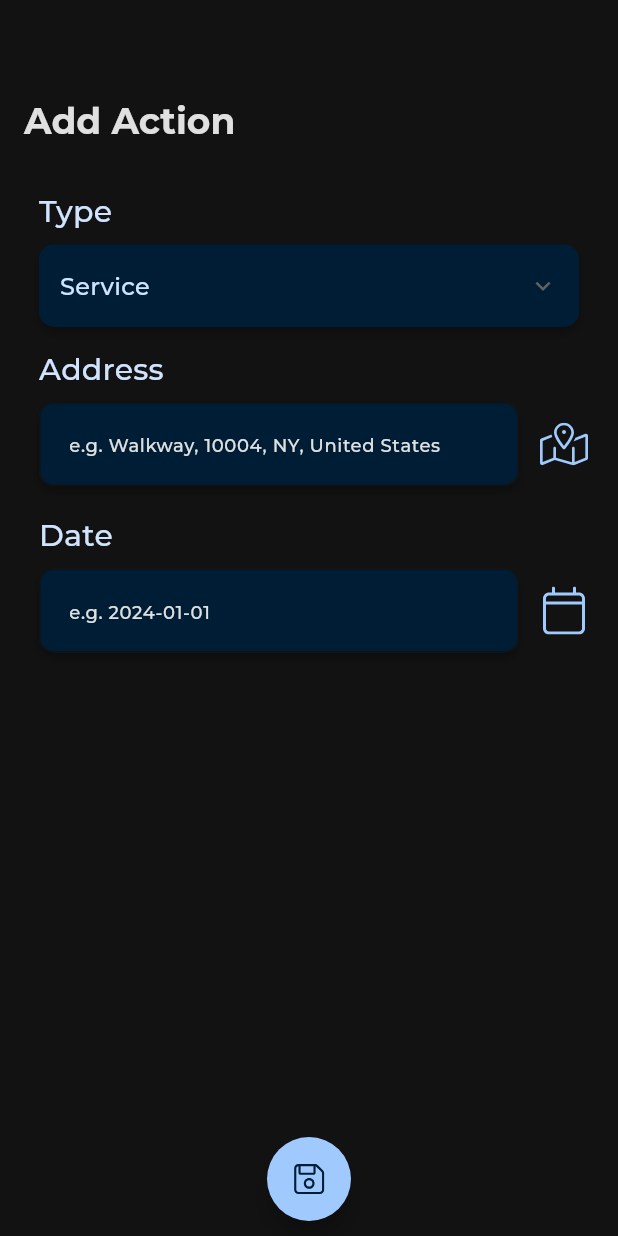
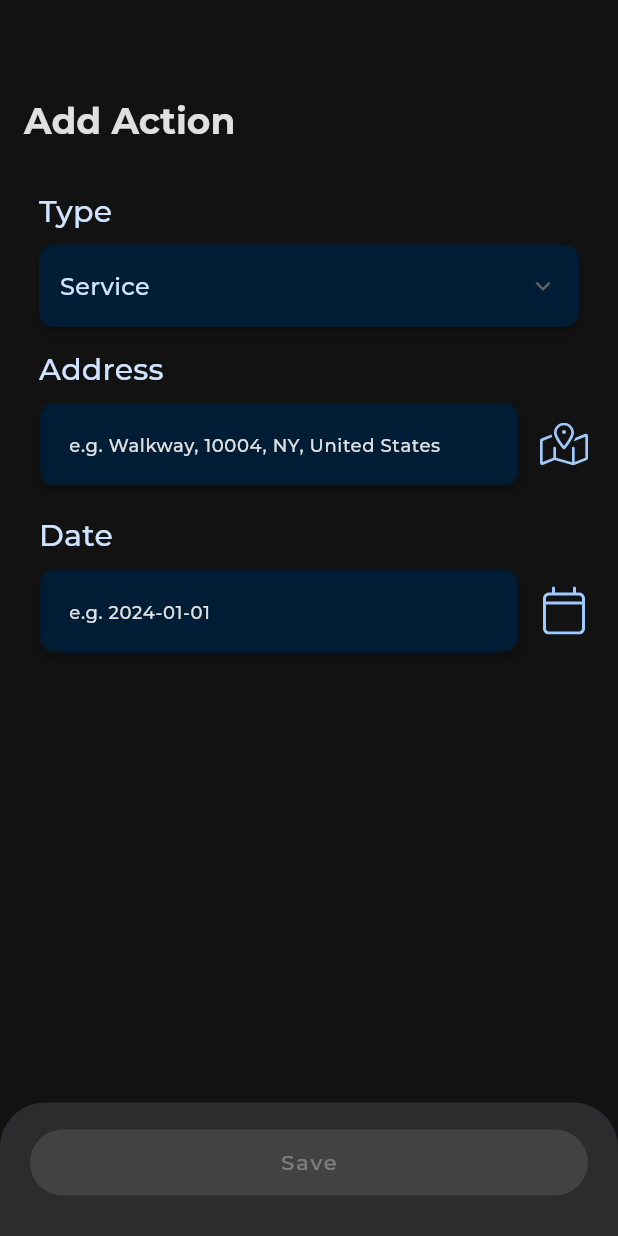
Before and after one commit to LynxLynxx/Carlog, a Flutter app: the ActionView widget shown alone on an empty page, opened directly, on a phone screen of 412 x 824 dp. Run offline on Flutter 3.47's test engine with Material 3 defaults, Android fonts, the phone set to English and light mode, and no system bars; drawn by our look-alikes of dropdown_button2; our stand-ins replace auto_size_text, bloc, cloud_firestore, connectivity_plus, dartz, dots_indicator and 19 more; missing offline and left inert: animated_snack_bar, star_menu; accounts and stored records are empty; generated files the repository leaves out were written again; project files that could hold a hidden picture were left out.

Commit message:
change save buttons

```diff
--- a/lib/features/dashboard_features/cars/presentation/bloc/manage_action/manage_action_bloc.dart
+++ b/lib/features/dashboard_features/cars/presentation/bloc/manage_action/manage_action_bloc.dart
@@ -118,6 +118,7 @@ class ManageActionBloc extends Bloc<ManageActionEvent, ManageActionState> {
 
   _onSubmitActionEvent(
       _SubmitActionEvent event, Emitter<ManageActionState> emit) async {
+    emit(state.copyWith(status: FormzSubmissionStatus.inProgress));
     final result = await _carRepository.addCarActionsByCarId(
       carFirebaseEntity!.carId,
       CarActionEntity(
--- a/lib/features/dashboard_features/home/presentation/pages/action_page.dart
+++ b/lib/features/dashboard_features/home/presentation/pages/action_page.dart
@@ -1,8 +1,6 @@
 import 'package:carlog/core/constants/formats.dart';
-import 'package:carlog/core/constants/images.dart';
 import 'package:carlog/core/constants/paddings.dart';
 import 'package:carlog/core/di/injectable_config.dart';
-import 'package:carlog/core/extensions/styles_extenstion.dart';
 import 'package:carlog/features/dashboard_features/cars/presentation/bloc/action/action_bloc.dart';
 import 'package:carlog/features/dashboard_features/cars/presentation/bloc/manage_action/manage_action_bloc.dart';
 import 'package:carlog/features/dashboard_features/home/presentation/widgets/action/address_picker_widget.dart';
@@ -10,10 +8,11 @@ import 'package:carlog/features/dashboard_features/home/presentation/widgets/act
 import 'package:carlog/features/dashboard_features/home/presentation/widgets/action/date_picker_widget.dart';
 import 'package:carlog/features/other_features/user_app/presentation/bloc/user_app_bloc.dart';
 import 'package:carlog/generated/l10n.dart';
+import 'package:carlog/shared/widgets/carlog_bottom_button_widget.dart';
 import 'package:carlog/shared/widgets/carlog_scaffold.dart';
 import 'package:flutter/material.dart';
 import 'package:flutter_bloc/flutter_bloc.dart';
-import 'package:flutter_svg/svg.dart';
+import 'package:formz/formz.dart';
 import 'package:go_router/go_router.dart';
 
 class ActionPage extends StatelessWidget {
@@ -38,10 +37,8 @@ class ActionView extends StatefulWidget {
 }
 
 class _ActionViewState extends State<ActionView> {
-  final List<TextEditingController> textEditingControllerList = [
-    TextEditingController(),
-    TextEditingController(),
-  ];
+  final addressEditingController = TextEditingController();
+  final dateEditingController = TextEditingController();
 
   @override
   Widget build(BuildContext context) {
@@ -51,8 +48,8 @@ class _ActionViewState extends State<ActionView> {
         title: S.of(context).addAction,
         body: BlocConsumer<ManageActionBloc, ManageActionState>(
           listener: (context, state) {
-            textEditingControllerList[0].text = state.address.value;
-            textEditingControllerList[1].text =
+            addressEditingController.text = state.address.value;
+            dateEditingController.text =
                 state.date != null ? FormatsK.yyyyMMdd.format(state.date!) : "";
           },
           builder: (context, state) {
@@ -67,13 +64,13 @@ class _ActionViewState extends State<ActionView> {
                         height: 10,
                       ),
                       AddressPickerWidget(
-                          textEditingController: textEditingControllerList[0],
+                          textEditingController: addressEditingController,
                           state: state),
                       const SizedBox(
                         height: 10,
                       ),
                       DatePickerWidget(
-                          textEditingController: textEditingControllerList[1],
+                          textEditingController: dateEditingController,
                           state: state),
                     ],
                   ),
@@ -82,33 +79,27 @@ class _ActionViewState extends State<ActionView> {
             );
           },
         ),
-        floatingActionButtonLocation: FloatingActionButtonLocation.centerDocked,
-        floatingActionButton:
-            BlocSelector<ManageActionBloc, ManageActionState, bool>(
+        bottomWidget: BlocSelector<ManageActionBloc, ManageActionState, bool>(
           selector: (state) {
-            return state.address.value.isNotEmpty &&
-                state.latitude.value.isNotEmpty &&
-                state.longitude.value.isNotEmpty;
+            return state.status.isInProgress;
           },
           builder: (context, state) {
-            return Padding(
-              padding: PaddingsK.v10,
-              child: FloatingActionButton(
-                onPressed: () {
-                  context
-                      .read<ManageActionBloc>()
-                      .add(const ManageActionEvent.submitActionEvent());
-                  context.pop();
-                },
-                shape:
-                    RoundedRectangleBorder(borderRadius: PaddingsK.circular30),
-                backgroundColor: context.primaryColor,
-                child: SvgPicture.asset(
-                  ImagesK.save,
-                  colorFilter:
-                      ColorFilter.mode(context.onPrimary, BlendMode.srcIn),
-                ),
-              ),
+            return CarlogBottomButtonWidget(
+              title: S.of(context).save,
+              isLoading: state,
+              isActive: context
+                      .watch<ManageActionBloc>()
+                      .state
+                      .address
+                      .value
+                      .isNotEmpty &&
+                  context.watch<ManageActionBloc>().state.date != null,
+              onTap: () {
+                context
+                    .read<ManageActionBloc>()
+                    .add(const ManageActionEvent.submitActionEvent());
+                context.pop();
+              },
             );
           },
         ),
--- a/lib/features/dashboard_features/home/presentation/widgets/action/custom_dropdown_widget.dart
+++ b/lib/features/dashboard_features/home/presentation/widgets/action/custom_dropdown_widget.dart
@@ -70,7 +70,13 @@ class _CarActionWidget extends StatelessWidget {
 
   @override
   Widget build(BuildContext context) {
-    return DropdownButton2<CarActionEnum>(
+    return Theme(
+      data: Theme.of(context).copyWith(
+        splashColor: Colors.transparent,
+        highlightColor: Colors.transparent,
+        hoverColor: Colors.transparent,
+      ),
+      child: DropdownButton2<CarActionEnum>(
         isExpanded: true,
         items: CarActionEnum.values
             .map((CarActionEnum carAction) => DropdownMenuItem<CarActionEnum>(
@@ -121,6 +127,7 @@ class _CarActionWidget extends StatelessWidget {
           height: 40,
           padding: EdgeInsets.only(left: 14, right: 14),
         ),
+      ),
     );
   }
 }
--- a/lib/l10n/intl_en.arb
+++ b/lib/l10n/intl_en.arb
@@ -138,5 +138,6 @@
   "save": "Save",
   "notValidEmpty": "Filed cannot be empty",
   "information": "Information",
-  "tapOnTheMap": "Tap on the map to set the location of the action."
+  "tapOnTheMap": "Tap on the map to set the location of the action.",
+  "manageActions": "Manage Action"
 }
```
Also changed, not shown: lib/features/dashboard_features/home/presentation/pages/action_details_page.dart (+21 -28 lines), lib/features/dashboard_features/home/presentation/widgets/timeline/service_activity_widget.dart (+9 -6 lines), lib/generated/intl/messages_en.dart, lib/generated/l10n.dart. Lines whose indentation alone changed are shown as unchanged.
